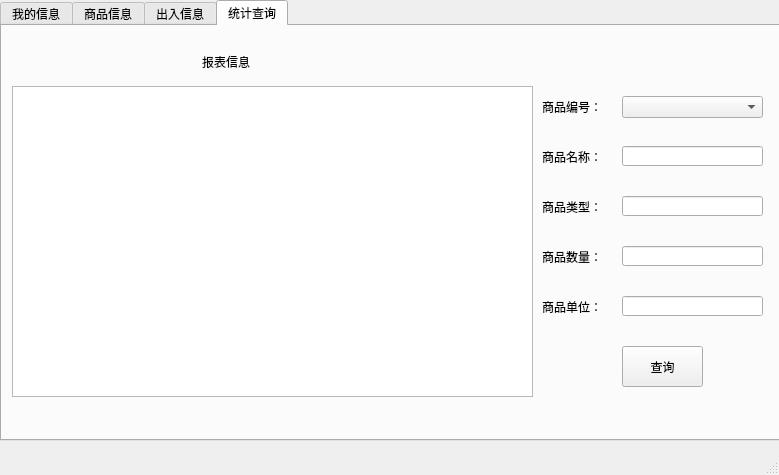
Before: the Qt Designer form C/op_interface.ui in Clyysone/C, drawn with Qt 5.
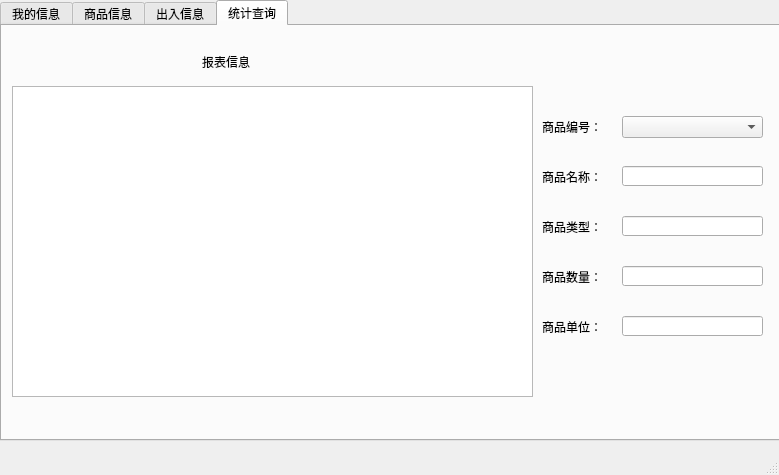
After: the same form once the commit is applied. The open tabs and pages were chosen to show the change.

The edit to the form file:
```diff
--- a/C/op_interface.ui
+++ b/C/op_interface.ui
@@ -829,7 +829,7 @@
       <property name="geometry">
        <rect>
         <x>620</x>
-        <y>70</y>
+        <y>90</y>
         <width>141</width>
         <height>22</height>
        </rect>
@@ -839,7 +839,7 @@
       <property name="geometry">
        <rect>
         <x>620</x>
-        <y>270</y>
+        <y>290</y>
         <width>141</width>
         <height>20</height>
        </rect>
@@ -849,7 +849,7 @@
       <property name="geometry">
        <rect>
         <x>620</x>
-        <y>120</y>
+        <y>140</y>
         <width>141</width>
         <height>20</height>
        </rect>
@@ -859,7 +859,7 @@
       <property name="geometry">
        <rect>
         <x>540</x>
-        <y>270</y>
+        <y>290</y>
         <width>71</width>
         <height>21</height>
        </rect>
@@ -872,7 +872,7 @@
       <property name="geometry">
        <rect>
         <x>540</x>
-        <y>170</y>
+        <y>190</y>
         <width>71</width>
         <height>21</height>
        </rect>
@@ -885,7 +885,7 @@
       <property name="geometry">
        <rect>
         <x>540</x>
-        <y>220</y>
+        <y>240</y>
         <width>71</width>
         <height>21</height>
        </rect>
@@ -898,7 +898,7 @@
       <property name="geometry">
        <rect>
         <x>540</x>
-        <y>70</y>
+        <y>90</y>
         <width>71</width>
         <height>21</height>
        </rect>
@@ -911,7 +911,7 @@
       <property name="geometry">
        <rect>
         <x>620</x>
-        <y>220</y>
+        <y>240</y>
         <width>141</width>
         <height>20</height>
        </rect>
@@ -921,7 +921,7 @@
       <property name="geometry">
        <rect>
         <x>540</x>
-        <y>120</y>
+        <y>140</y>
         <width>71</width>
         <height>21</height>
        </rect>
@@ -934,25 +934,12 @@
       <property name="geometry">
        <rect>
         <x>620</x>
-        <y>170</y>
+        <y>190</y>
         <width>141</width>
         <height>20</height>
        </rect>
       </property>
      </widget>
-     <widget class="QPushButton" name="select">
-      <property name="geometry">
-       <rect>
-        <x>620</x>
-        <y>320</y>
-        <width>81</width>
-        <height>41</height>
-       </rect>
-      </property>
-      <property name="text">
-       <string>查询</string>
-      </property>
-     </widget>
     </widget>
    </widget>
   </widget>
```
Left out of the diff: 32 changed lines with no effect on the pictures.
